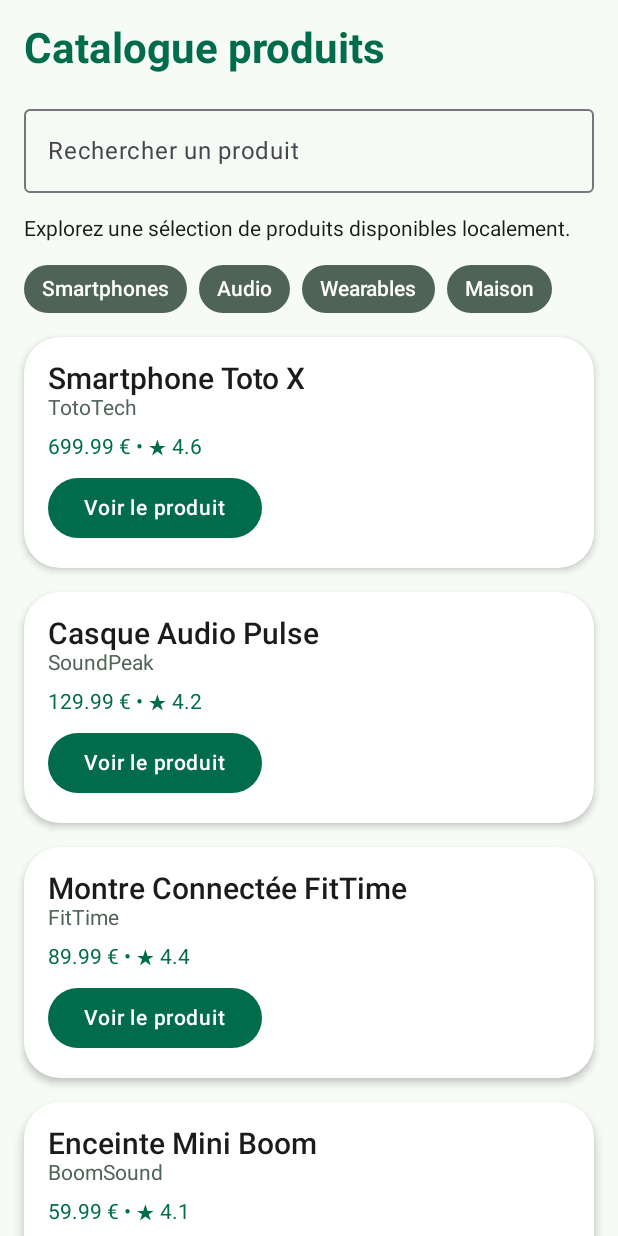
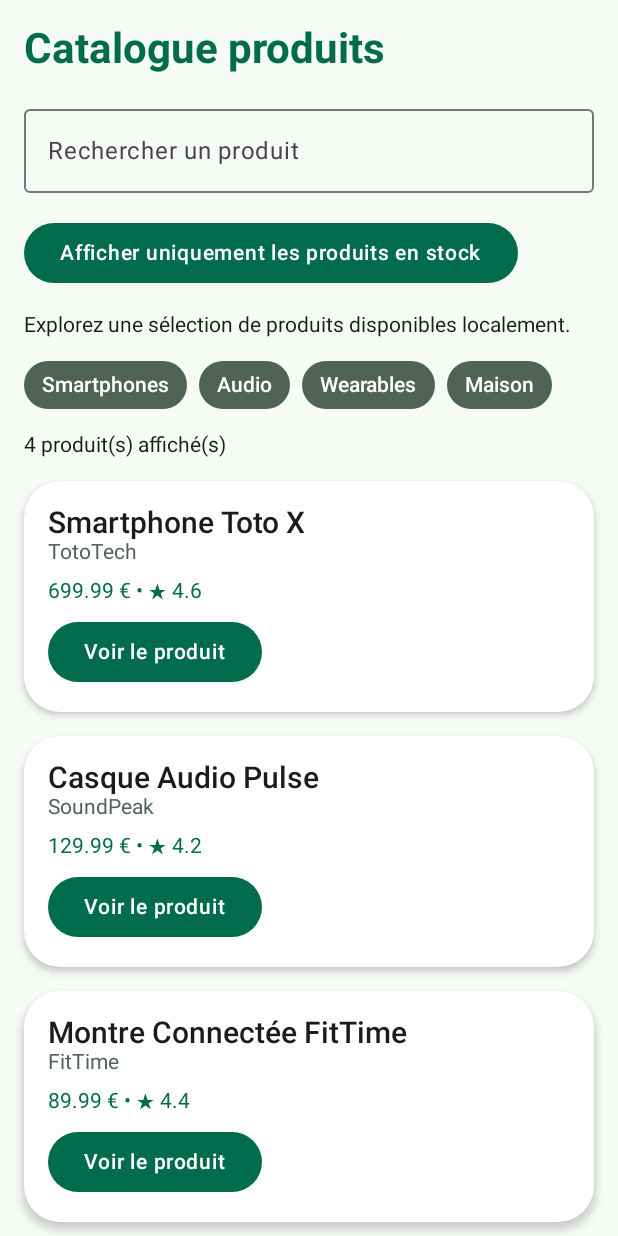
Before and after one commit to Eugene-Cordier/ESGI_kotlin_tp, an Android app built with Jetpack Compose: the screen it shows after launch (MainActivity), on a phone screen of 412 x 824 dp. Run offline under Robolectric (Android 15) with nearby library versions, the phone set to English and light mode, and no system bars.

Commit message:
feat(tp8): ajout filtre stock

```diff
--- a/Product_Explorer/app/src/main/java/com/example/product_explorer/ProductCatalogScreen.kt
+++ b/Product_Explorer/app/src/main/java/com/example/product_explorer/ProductCatalogScreen.kt
@@ -36,11 +36,19 @@ fun ProductCatalogScreen(
     var searchQuery by rememberSaveable{
         mutableStateOf("")
     }
+    var showOnlyInStock by rememberSaveable {
+        mutableStateOf(false)
+    }
     val filteredProducts = remember(products, searchQuery) {
         products.filter { product ->
-            product.title.contains(searchQuery, ignoreCase = true) ||
-                    product.brand.contains(searchQuery, ignoreCase = true) ||
-                    product.category.contains(searchQuery, ignoreCase = true)
+            val matchesSearch =
+                product.title.contains(searchQuery, ignoreCase = true) ||
+                product.brand.contains(searchQuery, ignoreCase = true) ||
+                product.category.contains(searchQuery, ignoreCase = true)
+            val matchesStock =
+                !showOnlyInStock || product.stock > 0
+
+            matchesSearch && matchesStock
         }
     }
     LazyColumn (
@@ -68,6 +76,21 @@ fun ProductCatalogScreen(
             )
         }
         item {
+            Button(
+                onClick = {
+                    showOnlyInStock = !showOnlyInStock
+                }
+            ) {
+                Text(
+                    text = if (showOnlyInStock) {
+                        "Afficher tous les produits"
+                    } else {
+                        "Afficher uniquement les produits en stock"
+                    }
+                )
+            }
+        }
+        item {
             Text(
                 text = "Explorez une sélection de produits disponibles localement.",
                 style = MaterialTheme.typography.bodyMedium
@@ -75,6 +98,12 @@ fun ProductCatalogScreen(
         }
         item {
             CategoryRow(categories = sampleCategories())
+        }
+        item {
+            Text(
+                text = "${filteredProducts.size} produit(s) affiché(s)",
+                style = MaterialTheme.typography.bodyMedium
+            )
         }
         items(
             items = filteredProducts,
```
